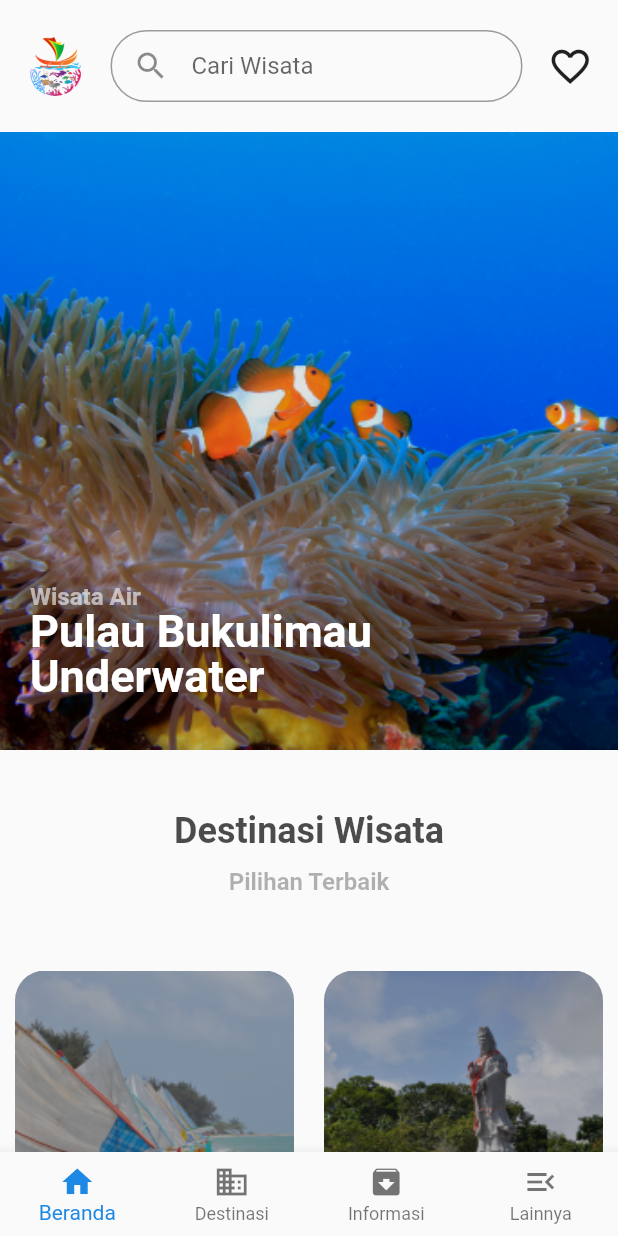
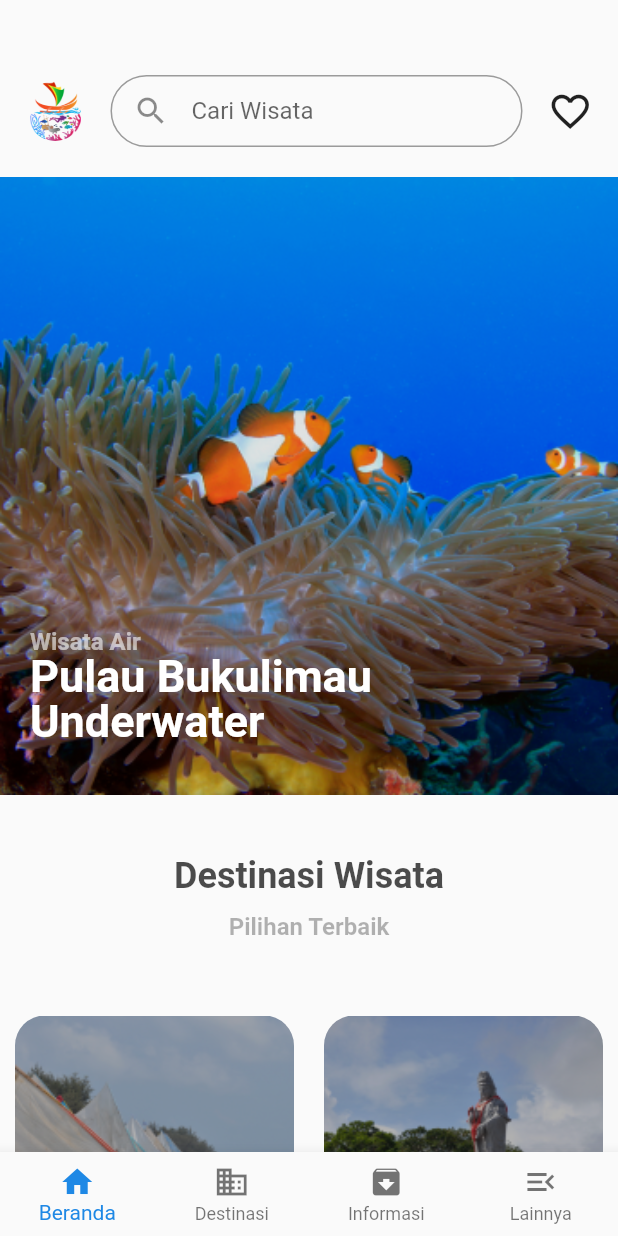
Before and after one commit to mhaidar10/flutter_salinan_home_page_figma, a Flutter app: the screen it shows after launch, on a phone screen of 412 x 824 dp. Run offline on Flutter 3.47's test engine with Material 2 defaults, Android fonts, the phone set to English and light mode, and no system bars.

Commit message:
add feature

```diff
--- a/lib/pages/page1_home/beranda.dart
+++ b/lib/pages/page1_home/beranda.dart
@@ -21,7 +21,8 @@ class Beranda extends StatelessWidget {
     return SingleChildScrollView(
       child: Column(
         children: const [
-          SizedBox(height: 20),
+          SizedBox(height: 50),
+          // ignore: prefer_const_constructors
           TopProfile(),
           SizedBox(height: 20),
           BannerFoto(),
```
Also changed, not shown: lib/Widgets/top_profile.dart (+15 -0 lines).
